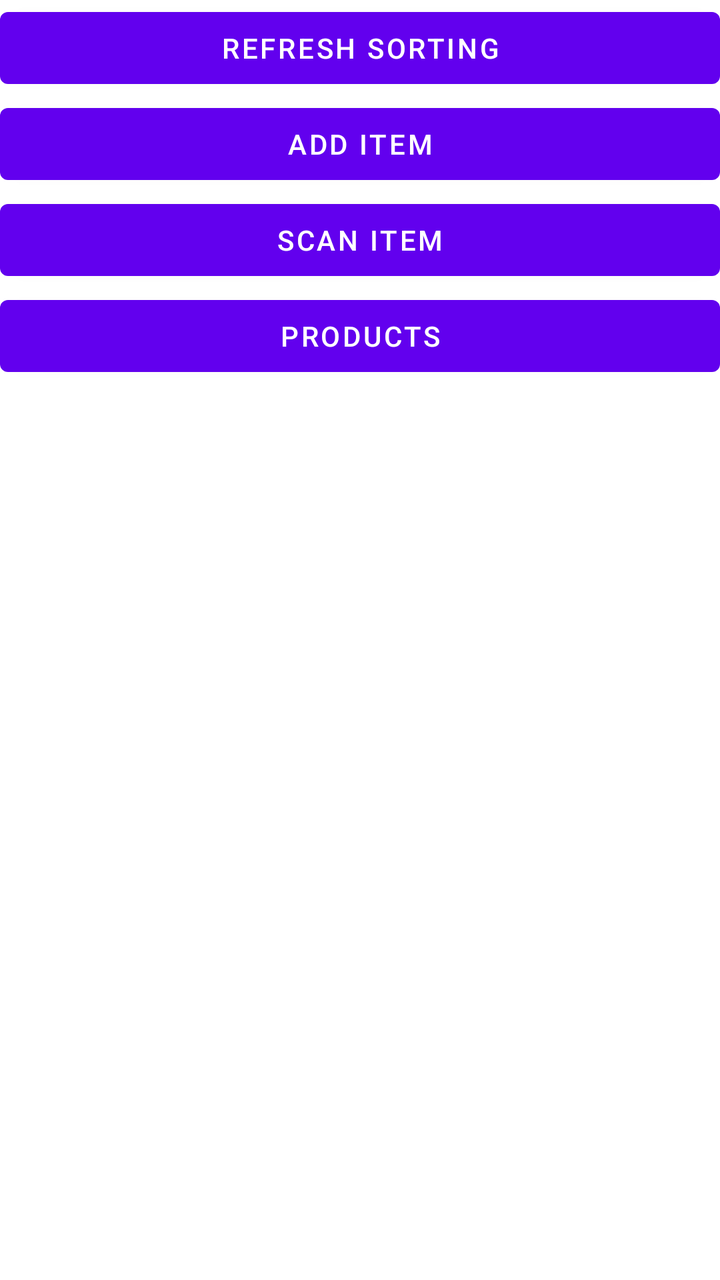
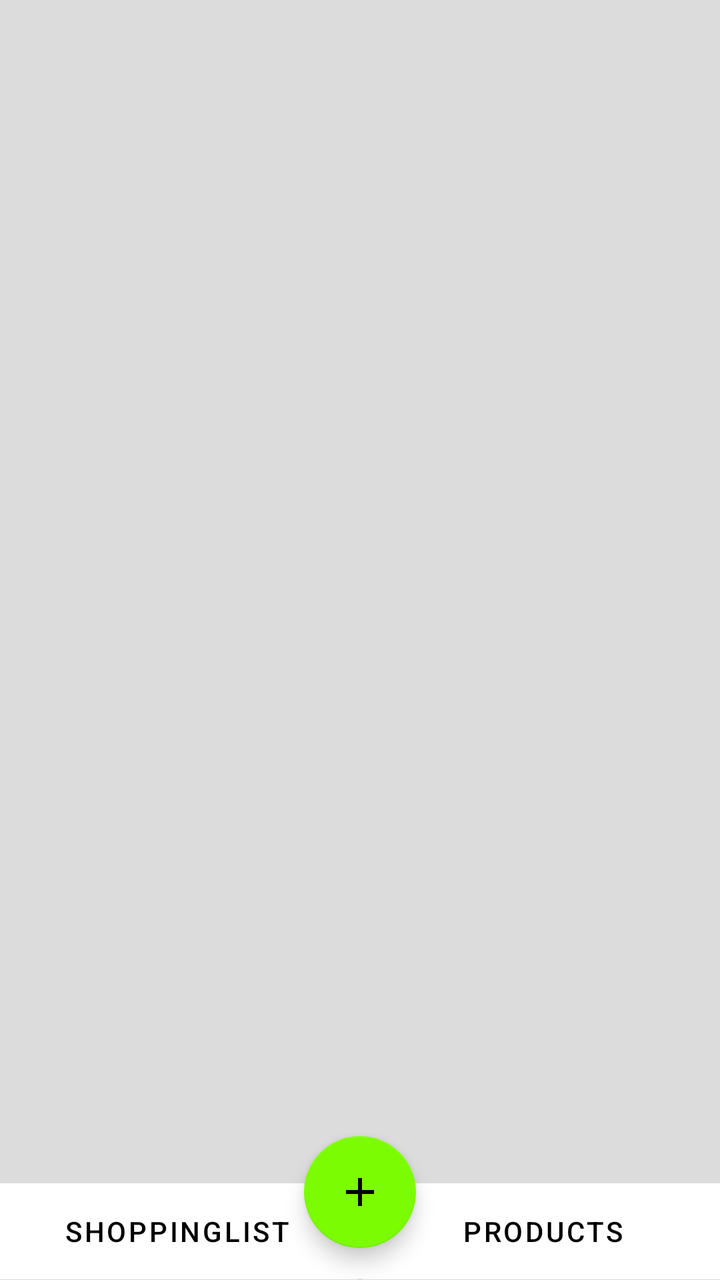

An Android layout rendered at two revisions. The XML below is the earlier revision; the diff shows what the commit changed to produce the second picture.
<!-- AndroidManifest.xml: application theme Theme.SmartShoppingList -->
<!-- res/layout/activity_main.xml -->
<?xml version="1.0" encoding="utf-8"?>
<LinearLayout xmlns:android="http://schemas.android.com/apk/res/android"
    xmlns:app="http://schemas.android.com/apk/res-auto"
    xmlns:tools="http://schemas.android.com/tools"
    android:layout_width="match_parent"
    android:layout_height="match_parent"
    android:orientation="vertical"
    tools:context="ui.MainActivity" >

    <Button
        android:id="@+id/btnRefresh"
        android:layout_width="match_parent"
        android:layout_height="wrap_content"
        android:text="Refresh sorting" />

    <Button
        android:id="@+id/btnAdd"
        android:layout_width="match_parent"
        android:layout_height="wrap_content"
        android:text="Add Item" />

    <Button
        android:id="@+id/btnScan"
        android:layout_width="match_parent"
        android:layout_height="wrap_content"
        android:text="Scan Item" />

    <Button
        android:id="@+id/btnProducts"
        android:layout_width="match_parent"
        android:layout_height="wrap_content"
        android:text="Products" />

    <androidx.recyclerview.widget.RecyclerView
        android:id="@+id/itemListView"
        android:layout_width="match_parent"
        android:layout_height="wrap_content" />

</LinearLayout>
<!-- resources referenced by this layout -->
<resources>
  <style name="Theme.SmartShoppingList" parent="Theme.MaterialComponents.DayNight.DarkActionBar">
          
          <item name="colorPrimary">@color/purple_500</item>
          <item name="colorPrimaryVariant">@color/purple_700</item>
          <item name="colorOnPrimary">@color/white</item>
          
          <item name="colorSecondary">@color/teal_200</item>
          <item name="colorSecondaryVariant">@color/teal_700</item>
          <item name="colorOnSecondary">@color/black</item>
          
          <item name="android:statusBarColor" tools:targetApi="l">?attr/colorPrimaryVariant</item>
          
      </style>
  <color name="purple_500">#FF6200EE</color>
  <color name="purple_700">#FF3700B3</color>
  <color name="white">#FFFFFFFF</color>
  <color name="teal_200">#FF03DAC5</color>
  <color name="teal_700">#FF018786</color>
  <color name="black">#FF000000</color>
</resources>

<!-- the commit's change to res/layout/activity_main.xml (unified diff, before → after) -->
@@ -1,39 +1,59 @@
 <?xml version="1.0" encoding="utf-8"?>
-<LinearLayout xmlns:android="http://schemas.android.com/apk/res/android"
+<androidx.constraintlayout.widget.ConstraintLayout xmlns:android="http://schemas.android.com/apk/res/android"
     xmlns:app="http://schemas.android.com/apk/res-auto"
     xmlns:tools="http://schemas.android.com/tools"
+    android:id="@+id/linearLayout2"
     android:layout_width="match_parent"
     android:layout_height="match_parent"
-    android:orientation="vertical"
-    tools:context="ui.MainActivity" >
+    tools:context="ui.MainActivity">
 
-    <Button
-        android:id="@+id/btnRefresh"
-        android:layout_width="match_parent"
+    <androidx.recyclerview.widget.RecyclerView
+        android:id="@+id/itemListView"
+        android:layout_width="0dp"
         android:layout_height="wrap_content"
-        android:text="Refresh sorting" />
-
-    <Button
-        android:id="@+id/btnAdd"
-        android:layout_width="match_parent"
-        android:layout_height="wrap_content"
-        android:text="Add Item" />
-
-    <Button
-        android:id="@+id/btnScan"
-        android:layout_width="match_parent"
-        android:layout_height="wrap_content"
-        android:text="Scan Item" />
+        app:layout_constraintEnd_toEndOf="parent"
+        app:layout_constraintHorizontal_bias="0.0"
+        app:layout_constraintStart_toStartOf="parent"
+        app:layout_constraintTop_toTopOf="parent" />
 
     <Button
         android:id="@+id/btnProducts"
-        android:layout_width="match_parent"
+        android:layout_width="0dp"
         android:layout_height="wrap_content"
-        android:text="Products" />
+        android:layout_marginStart="-30dp"
+        android:layout_marginEnd="-5dp"
+        android:layout_marginBottom="-6dp"
+        android:height="60dp"
+        android:text="Products"
+        android:textColor="?android:attr/textColor"
+        app:layout_constraintBottom_toBottomOf="parent"
+        app:layout_constraintEnd_toEndOf="parent"
+        app:layout_constraintHorizontal_bias="1.0"
+        app:layout_constraintStart_toEndOf="@+id/btnAdd" />
 
-    <androidx.recyclerview.widget.RecyclerView
-        android:id="@+id/itemListView"
-        android:layout_width="match_parent"
-        android:layout_height="wrap_content" />
+    <com.google.android.material.floatingactionbutton.FloatingActionButton
+        android:id="@+id/btnAdd"
+        android:layout_width="wrap_content"
+        android:layout_height="wrap_content"
+        android:layout_marginBottom="16dp"
+        android:src="@drawable/ic_baseline_add_24"
+        app:layout_constraintBottom_toBottomOf="parent"
+        app:layout_constraintEnd_toEndOf="parent"
+        app:layout_constraintStart_toStartOf="parent" />
 
-</LinearLayout>
+    <Button
+        android:id="@+id/btnListDis"
+        android:layout_width="0dp"
+        android:layout_height="wrap_content"
+        android:layout_marginStart="-5dp"
+        android:layout_marginEnd="-30dp"
+        android:layout_marginBottom="-6dp"
+        android:height="60dp"
+        android:clickable="false"
+        android:text="Shoppinglist"
+        android:textColor="?android:attr/textColor"
+        app:layout_constraintBottom_toBottomOf="parent"
+        app:layout_constraintEnd_toStartOf="@+id/btnAdd"
+        app:layout_constraintStart_toStartOf="parent" />
+
+</androidx.constraintlayout.widget.ConstraintLayout>
<!-- resource entries referenced after the edit -->
@@ -1,23 +1,31 @@
 <!-- resources referenced by this layout -->
 <resources>
+  <!-- drawable ic_baseline_add_24 (drawable) -->
+  <vector android:height="24dp" android:tint="#FFFFFF"
+      android:viewportHeight="24" android:viewportWidth="24"
+      android:width="24dp" xmlns:android="http://schemas.android.com/apk/res/android">
+      <path android:fillColor="@android:color/white" android:pathData="M19,13h-6v6h-2v-6H5v-2h6V5h2v6h6v2z"/>
+  </vector>
   <style name="Theme.SmartShoppingList" parent="Theme.MaterialComponents.DayNight.DarkActionBar">
           
-          <item name="colorPrimary">@color/purple_500</item>
-          <item name="colorPrimaryVariant">@color/purple_700</item>
-          <item name="colorOnPrimary">@color/white</item>
+          <item name="colorPrimary">@color/white</item>
+          <item name="colorPrimaryVariant">@color/light_green</item>
+          <item name="colorOnPrimary">@color/black</item>
           
-          <item name="colorSecondary">@color/teal_200</item>
-          <item name="colorSecondaryVariant">@color/teal_700</item>
+          <item name="colorSecondary">@color/light_green</item>
+          <item name="colorSecondaryVariant">@color/light_green</item>
           <item name="colorOnSecondary">@color/black</item>
           
           <item name="android:statusBarColor" tools:targetApi="l">?attr/colorPrimaryVariant</item>
           
+          <item name="android:textColor">@color/black</item>
+          <item name="android:actionMenuTextColor">@color/black</item>
+          <item name="android:itemTextAppearance">@color/black</item>
+          <item name="android:windowBackground">@color/background_white</item>
       </style>
-  <color name="purple_500">#FF6200EE</color>
-  <color name="purple_700">#FF3700B3</color>
   <color name="white">#FFFFFFFF</color>
-  <color name="teal_200">#FF03DAC5</color>
-  <color name="teal_700">#FF018786</color>
+  <color name="light_green">#7CFC00</color>
   <color name="black">#FF000000</color>
+  <color name="background_white">#DCDCDC</color>
 </resources>
 
